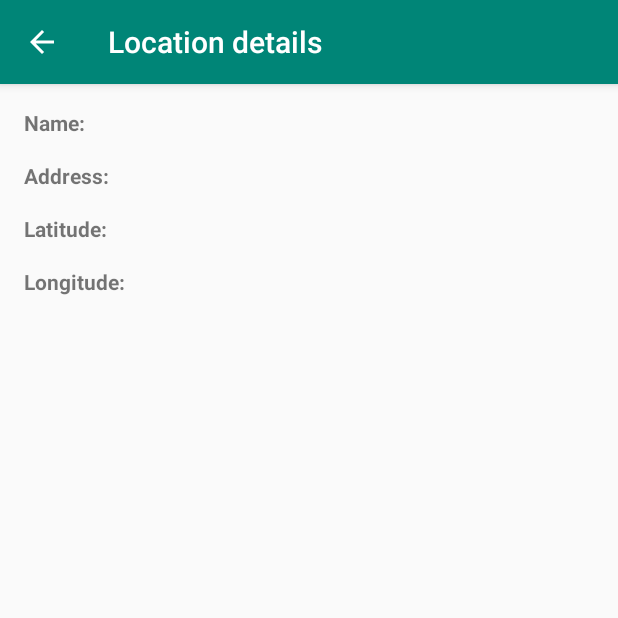
After one commit to cristian-calugar/location-finder, an Android app: the LocationDetailsActivity screen opened directly, with no data from a screen before it, on a phone screen of 412 x 824 dp, the top half of it. The commit adds this screen. Run offline under Robolectric (Android 15) with nearby library versions, the phone set to English and light mode, and no system bars.

Commit message:
First simple solution by using Geocoder API from Android SDK

```diff
--- a/app/build.gradle
+++ b/app/build.gradle
@@ -24,9 +24,10 @@ android {
 
 dependencies {
     implementation fileTree(dir: 'libs', include: ['*.jar'])
-    implementation"org.jetbrains.kotlin:kotlin-stdlib-jdk7:$kotlin_version"
+    implementation "org.jetbrains.kotlin:kotlin-stdlib-jdk7:$kotlin_version"
     implementation 'com.android.support:appcompat-v7:28.0.0'
-    implementation 'com.android.support.constraint:constraint-layout:1.1.3'
+    implementation 'com.android.support:recyclerview-v7:28.0.0'
+
     testImplementation 'junit:junit:4.12'
     androidTestImplementation 'com.android.support.test:runner:1.0.2'
     androidTestImplementation 'com.android.support.test.espresso:espresso-core:3.0.2'
--- /dev/null
+++ b/app/src/main/java/com/rebeldot/locationfinder/features/details/LocationDetailsActivity.kt
@@ -0,0 +1,47 @@
+package com.rebeldot.locationfinder.features.details
+
+import android.os.Bundle
+import android.support.v7.app.AppCompatActivity
+import com.rebeldot.locationfinder.R
+import com.rebeldot.locationfinder.domain.model.Location
+import kotlinx.android.synthetic.main.activity_location_details.*
+
+class LocationDetailsActivity : AppCompatActivity() {
+
+    companion object {
+        const val LOCATION_PARAMETER = "location"
+    }
+
+    override fun onCreate(savedInstanceState: Bundle?) {
+        super.onCreate(savedInstanceState)
+        setContentView(R.layout.activity_location_details)
+
+        setupActionBar()
+
+        retrieveAndDisplayLocation()
+    }
+
+    private fun retrieveAndDisplayLocation() {
+        val location = intent.getSerializableExtra(LOCATION_PARAMETER) as? Location
+
+        displayLocation(location)
+    }
+
+    private fun displayLocation(location: Location?) {
+        if (location == null) return
+
+        location_name.text = location.name
+        location_address.text = location.address
+        location_latitude.text = location.latitude.toString()
+        location_longitude.text = location.longitude.toString()
+    }
+
+    private fun setupActionBar() {
+        supportActionBar?.setDisplayHomeAsUpEnabled(true)
+    }
+
+    override fun onSupportNavigateUp(): Boolean {
+        finish()
+        return true
+    }
+}
--- /dev/null
+++ b/app/src/main/res/layout/activity_location_details.xml
@@ -0,0 +1,91 @@
+<?xml version="1.0" encoding="utf-8"?>
+<LinearLayout
+        xmlns:android="http://schemas.android.com/apk/res/android"
+        xmlns:tools="http://schemas.android.com/tools"
+        android:layout_width="match_parent"
+        android:layout_height="match_parent"
+        android:orientation="vertical"
+        android:padding="@dimen/small_padding"
+        tools:context=".features.details.LocationDetailsActivity">
+
+    <LinearLayout
+            android:layout_width="match_parent"
+            android:padding="@dimen/small_padding"
+            android:layout_height="wrap_content">
+
+        <TextView
+                android:layout_width="0dp"
+                android:layout_height="wrap_content"
+                android:layout_weight="1"
+                android:text="@string/name_label"
+                android:textStyle="bold"/>
+
+        <TextView
+                android:id="@+id/location_name"
+                android:layout_width="0dp"
+                android:layout_height="wrap_content"
+                android:layout_weight="2"/>
+
+    </LinearLayout>
+
+    <LinearLayout
+            android:layout_width="match_parent"
+            android:padding="@dimen/small_padding"
+            android:layout_height="wrap_content">
+
+        <TextView
+                android:layout_width="0dp"
+                android:layout_height="wrap_content"
+                android:layout_weight="1"
+                android:text="@string/address_label"
+                android:textStyle="bold"/>
+
+        <TextView
+                android:id="@+id/location_address"
+                android:layout_width="0dp"
+                android:layout_height="wrap_content"
+                android:layout_weight="2"/>
+
+    </LinearLayout>
+
+    <LinearLayout
+            android:layout_width="match_parent"
+            android:padding="@dimen/small_padding"
+            android:layout_height="wrap_content">
+
+        <TextView
+                android:layout_width="0dp"
+                android:layout_height="wrap_content"
+                android:layout_weight="1"
+                android:text="@string/latitude_label"
+                android:textStyle="bold"/>
+
+        <TextView
+                android:id="@+id/location_latitude"
+                android:layout_width="0dp"
+                android:layout_height="wrap_content"
+                android:layout_weight="2"/>
+
+    </LinearLayout>
+
+    <LinearLayout
+            android:layout_width="match_parent"
+            android:padding="@dimen/small_padding"
+            android:layout_height="wrap_content">
+
+        <TextView
+                android:layout_width="0dp"
+                android:layout_height="wrap_content"
+                android:layout_weight="1"
+                android:text="@string/longitude_label"
+                android:textStyle="bold"/>
+
+        <TextView
+                android:id="@+id/location_longitude"
+                android:layout_width="0dp"
+                android:layout_height="wrap_content"
+                android:layout_weight="2"/>
+
+    </LinearLayout>
+
+</LinearLayout>
--- /dev/null
+++ b/app/src/main/res/values/dimens.xml
@@ -0,0 +1,5 @@
+<?xml version="1.0" encoding="utf-8"?>
+<resources>
+    <dimen name="default_padding">16dp</dimen>
+    <dimen name="small_padding">8dp</dimen>
+</resources>
--- a/app/src/main/res/values/strings.xml
+++ b/app/src/main/res/values/strings.xml
@@ -1,3 +1,9 @@
 <resources>
     <string name="app_name">LocationFinder</string>
+    <string name="search_location_hint">Search for a street or place</string>
+    <string name="location_details_activity_title">Location details</string>
+    <string name="name_label">Name:</string>
+    <string name="address_label">Address:</string>
+    <string name="latitude_label">Latitude:</string>
+    <string name="longitude_label">Longitude:</string>
 </resources>
```
Also changed, not shown: app/src/main/AndroidManifest.xml (+15 -10 lines), app/src/main/java/com/rebeldot/locationfinder/SearchLocationsActivity.kt (deleted, +0 -12 lines), app/src/main/java/com/rebeldot/locationfinder/domain/LocationFinder.kt (added, +51 -0 lines), app/src/main/java/com/rebeldot/locationfinder/domain/model/Location.kt (added, +10 -0 lines), app/src/main/java/com/rebeldot/locationfinder/features/search/LocationsAdapter.kt (added, +48 -0 lines), app/src/main/java/com/rebeldot/locationfinder/features/search/SearchLocationsActivity.kt (added, +99 -0 lines), app/src/main/res/layout/activity_search_locations.xml (+23 -15 lines), app/src/main/res/layout/item_location.xml (added, +26 -0 lines).
